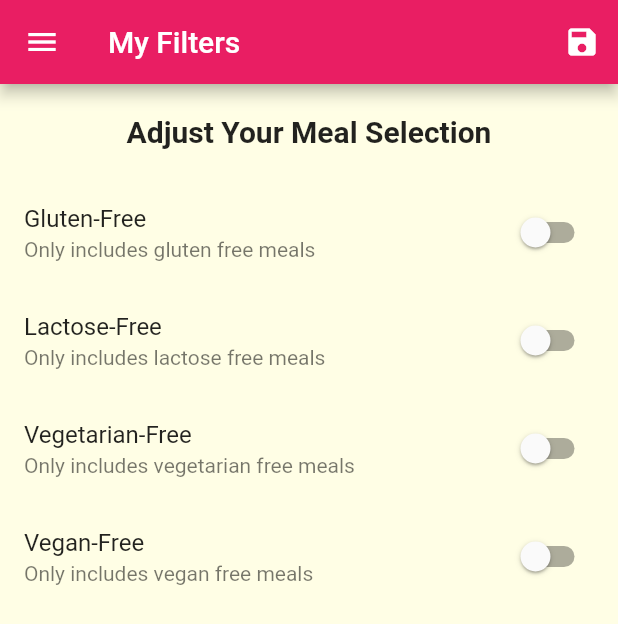
After one commit to rajpatel2619/mini_restaurent, a Flutter app: the FiltersScreen screen opened by its route, in the side drawer, after a tap on the "save" icon, on a phone screen of 412 x 824 dp. The commit adds this screen. Shown: the top 624 px of the screen. Run offline on Flutter 3.47's test engine with Material 2 defaults, Android fonts, the phone set to English and light mode, and no system bars.

Commit message:
final submit

```diff
--- a/lib/main.dart
+++ b/lib/main.dart
@@ -1,6 +1,9 @@
 import 'package:flutter/material.dart';
+import 'package:mini_restaurent/dummy_data.dart';
+import 'package:mini_restaurent/models/meal.dart';
 import 'package:mini_restaurent/screens/categories_screen.dart';
 import 'package:mini_restaurent/screens/category_meals_screen.dart';
+import 'package:mini_restaurent/screens/filters_screen.dart';
 import 'package:mini_restaurent/screens/meal_detail.dart';
 import 'package:mini_restaurent/screens/tabs_screen.dart';
 
@@ -8,8 +11,63 @@ void main() {
   runApp(MyApp());
 }
 
-class MyApp extends StatelessWidget {
+class MyApp extends StatefulWidget {
   // This widget is the root of your application.
+  @override
+  _MyAppState createState() => _MyAppState();
+}
+
+class _MyAppState extends State<MyApp> {
+  Map<String, bool> _filters = {
+    'gluten': false,
+    'lactose': false,
+    'vegan': false,
+    'vegetarian': false,
+  };
+
+  List<Meal> _availableMeals = DUMMY_MEALS;
+  List<Meal> _favoriteMeals = [];
+
+  void _setFilters(Map<String, bool> filterData) {
+    setState(() {
+      _filters = filterData;
+      _availableMeals = DUMMY_MEALS.where((meal) {
+        if (_filters['gluten'] && !meal.isGlutenFree) {
+          return false;
+        }
+        if (_filters['lactose'] && !meal.isGlutenFree) {
+          return false;
+        }
+        if (_filters['vegan'] && !meal.isVegan) {
+          return false;
+        }
+        if (_filters['vegetarian'] && !meal.isVegetarian) {
+          return false;
+        }
+        return true;
+      }).toList();
+    });
+  }
+
+  void _toggleFavorite(String mealId) {
+    final existingIndex =
+        _favoriteMeals.indexWhere((meal) => meal.id == mealId);
+    if (existingIndex >= 0) {
+      setState(() {
+        _favoriteMeals.removeAt(existingIndex);
+      });
+    } else {
+      setState(() {
+        _favoriteMeals
+            .add(DUMMY_MEALS.firstWhere((element) => element.id == mealId));
+      });
+    }
+  }
+
+  bool _isMealFavorite(String id) {
+    return _favoriteMeals.any((element) => element.id == id);
+  }
+
   @override
   Widget build(BuildContext context) {
     return MaterialApp(
@@ -26,9 +84,10 @@ class MyApp extends StatelessWidget {
       // home: CategoriesScreen(),
       initialRoute: '/',
       routes: {
-        '/': (ctx) => TabsScreen(),
-        '/meal-detail': (ctx) => MealDetail(),
-        '/category-meals': (ctx) => CategoryMealsScreen(),
+        '/': (ctx) => TabsScreen(_favoriteMeals),
+        '/meal-detail': (ctx) => MealDetail(_toggleFavorite, _isMealFavorite),
+        '/category-meals': (ctx) => CategoryMealsScreen(_availableMeals),
+        '/filters-screen': (ctx) => FiltersScreen(_filters, _setFilters),
       },
       onUnknownRoute: (settings) {
         return MaterialPageRoute(builder: (ctx) => CategoriesScreen());
--- /dev/null
+++ b/lib/screens/filters_screen.dart
@@ -0,0 +1,103 @@
+import 'package:flutter/material.dart';
+import 'package:mini_restaurent/widgets/main_drawer.dart';
+
+class FiltersScreen extends StatefulWidget {
+  final Function saveFilters;
+  final Map<String, bool> currentFilters;
+  FiltersScreen(this.currentFilters, this.saveFilters);
+
+  @override
+  _FiltersScreenState createState() => _FiltersScreenState();
+}
+
+class _FiltersScreenState extends State<FiltersScreen> {
+  bool _glutenFree = false;
+  bool _lactoseFree = false;
+  bool _veganFree = false;
+  bool _vegetarianFree = false;
+
+  @override
+  initState() {
+    _glutenFree = widget.currentFilters['gluten'];
+    _lactoseFree = widget.currentFilters['lactose'];
+    _veganFree = widget.currentFilters['vegan'];
+    _vegetarianFree = widget.currentFilters['vegetarian'];
+    super.initState();
+  }
+
+  Widget _buildSwitchListTile(String title, String description,
+      bool currentValue, Function updateValue) {
+    return SwitchListTile(
+        value: currentValue,
+        title: Text(title),
+        subtitle: Text(description),
+        onChanged: updateValue);
+  }
+
+  @override
+  Widget build(BuildContext context) {
+    return Scaffold(
+      appBar: AppBar(
+        title: Text('My Filters'),
+        actions: [
+          IconButton(
+              icon: Icon(Icons.save),
+              onPressed: () {
+                final selectedFilters = {
+                  'gluten': _glutenFree,
+                  'lactose': _lactoseFree,
+                  'vegan': _veganFree,
+                  'vegetarian': _vegetarianFree,
+                };
+                widget.saveFilters(selectedFilters);
+              })
+        ],
+      ),
+      drawer: MainDrawer(),
+      body: Column(
+        children: [
+          Container(
+            padding: EdgeInsets.all(20),
+            child: Text(
+              'Adjust Your Meal Selection',
+              style: Theme.of(context).textTheme.title,
+            ),
+          ),
+          Expanded(
+              child: ListView(
+            children: [
+              _buildSwitchListTile(
+                  'Gluten-Free', 'Only includes gluten free meals', _glutenFree,
+                  (newValue) {
+                setState(() {
+                  _glutenFree = newValue;
+                });
+              }),
+              _buildSwitchListTile('Lactose-Free',
+                  'Only includes lactose free meals', _lactoseFree, (newValue) {
+                setState(() {
+                  _lactoseFree = newValue;
+                });
+              }),
+              _buildSwitchListTile(
+                  'Vegetarian-Free',
+                  'Only includes vegetarian free meals',
+                  _vegetarianFree, (newValue) {
+                setState(() {
+                  _vegetarianFree = newValue;
+                });
+              }),
+              _buildSwitchListTile(
+                  'Vegan-Free', 'Only includes vegan free meals', _veganFree,
+                  (newValue) {
+                setState(() {
+                  _veganFree = newValue;
+                });
+              }),
+            ],
+          )),
+        ],
+      ),
+    );
+  }
+}
--- a/lib/widgets/main_drawer.dart
+++ b/lib/widgets/main_drawer.dart
@@ -1,19 +1,17 @@
 import 'package:flutter/material.dart';
 
 class MainDrawer extends StatelessWidget {
-  Widget buildListTile(String title,IconData icon,Function tapHandler) {
+  Widget buildListTile(String title, IconData icon, Function tapHandler) {
     return ListTile(
       leading: Icon(
         icon,
         size: 26,
       ),
       title: Text(
-       title,
+        title,
         style: TextStyle(fontSize: 24, fontWeight: FontWeight.bold),
       ),
-      onTap: () {
-
-      },
+      onTap: tapHandler,
     );
   }
 
@@ -26,22 +24,30 @@ class MainDrawer extends StatelessWidget {
             height: 120,
             width: double.infinity,
             padding: EdgeInsets.all(20),
-            alignment: Alignment.centerLeft,
-            color: Theme.of(context).accentColor,
+            alignment: Alignment.center,
+            color: Theme.of(context).primaryColor,
             child: Text(
-              'Cooking up',
+              'Cooking Up ( ^ _ ^ )',
               style: TextStyle(
-                fontSize: 30,
+                fontSize: 28,
                 fontWeight: FontWeight.w900,
-                color: Theme.of(context).primaryColor,
+                color: Colors.white,
               ),
             ),
           ),
           SizedBox(
             height: 20,
           ),
-         buildListTile('Meals', Icons.restaurant),
-         buildListTile('Filters', Icons.settings),
+          buildListTile('Meals', Icons.restaurant, () {
+            Navigator.of(context).pushReplacementNamed(
+              '/',
+            );
+          }),
+          buildListTile('Filters', Icons.settings, () {
+            Navigator.of(context).pushReplacementNamed(
+              '/filters-screen',
+            );
+          }),
         ],
       ),
     );
```
Also changed, not shown: lib/screens/category_meals_screen.dart (+48 -13 lines), lib/screens/favorites_screen.dart (+24 -3 lines), lib/screens/meal_detail.dart (+24 -11 lines), lib/screens/tabs_screen.dart (+19 -9 lines), lib/widgets/meal_item.dart (+9 -8 lines).
